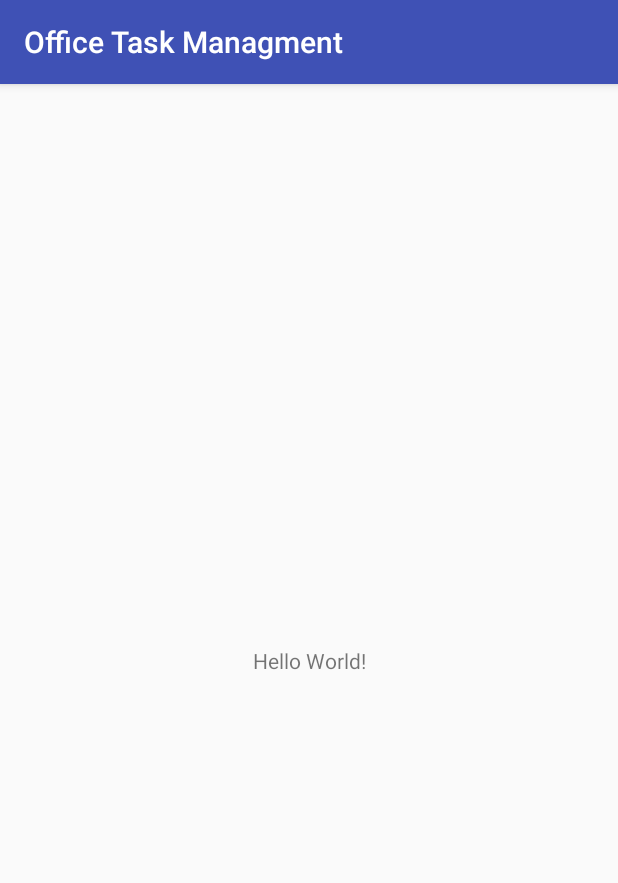
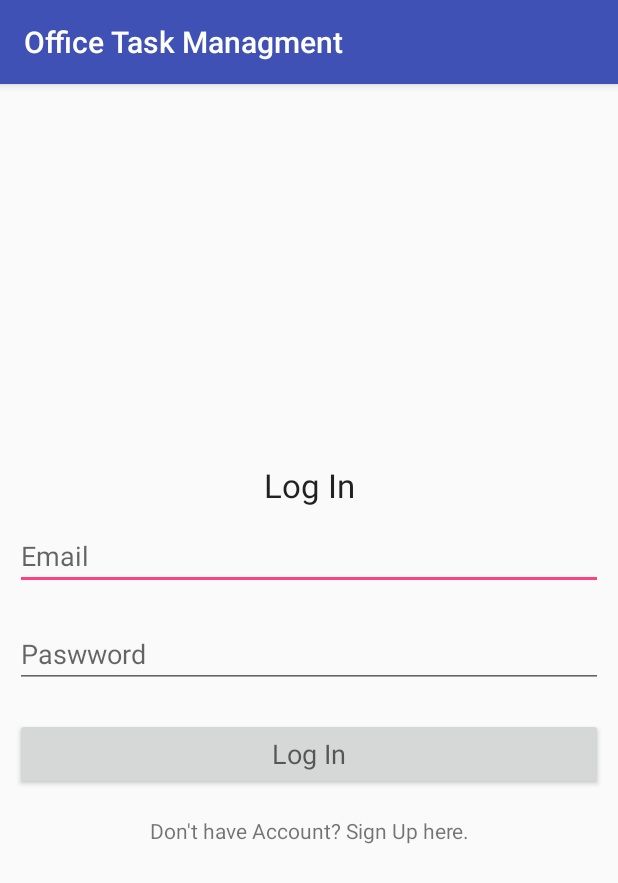
Before and after one commit to Siddharth1698/Office-Task-Managment, an Android app: the screen it shows after launch (MainActivity), on a phone screen of 412 x 824 dp. Shown: the top 883 px of the screen. Run offline under Robolectric (Android 15) with nearby library versions, the phone set to English and light mode, and no system bars.

Commit message:
Design Login Page

```diff
--- a/app/build.gradle
+++ b/app/build.gradle
@@ -25,4 +25,14 @@ dependencies {
     testImplementation 'junit:junit:4.12'
     androidTestImplementation 'com.android.support.test:runner:1.0.2'
     androidTestImplementation 'com.android.support.test.espresso:espresso-core:3.0.2'
+
+    compile 'com.android.support:design:27.1.1'
+    compile 'com.google.firebase:firebase-auth:10.0.1'
+    compile 'de.hdodenhof:circleimageview:2.1.0'
+    compile 'com.google.firebase:firebase-database:10.0.1'
+    compile 'com.google.firebase:firebase-core:10.0.1'
+    compile 'com.google.firebase:firebase-storage:10.0.1'
+    compile 'com.firebaseui:firebase-ui-database:0.4.0'
+    compile 'com.firebase:firebase-client-android:2.5.2'
+
 }
--- a/app/src/main/res/layout/activity_main.xml
+++ b/app/src/main/res/layout/activity_main.xml
@@ -1,18 +1,49 @@
 <?xml version="1.0" encoding="utf-8"?>
-<android.support.constraint.ConstraintLayout xmlns:android="http://schemas.android.com/apk/res/android"
+<LinearLayout xmlns:android="http://schemas.android.com/apk/res/android"
     xmlns:app="http://schemas.android.com/apk/res-auto"
     xmlns:tools="http://schemas.android.com/tools"
     android:layout_width="match_parent"
     android:layout_height="match_parent"
+    android:orientation="vertical"
+    android:gravity="center"
     tools:context=".MainActivity">
 
     <TextView
-        android:layout_width="wrap_content"
+        android:layout_width="match_parent"
         android:layout_height="wrap_content"
-        android:text="Hello World!"
-        app:layout_constraintBottom_toBottomOf="parent"
-        app:layout_constraintLeft_toLeftOf="parent"
-        app:layout_constraintRight_toRightOf="parent"
-        app:layout_constraintTop_toTopOf="parent" />
+        android:text="Log In"
+        android:gravity="center"
+        android:textAppearance="@style/TextAppearance.AppCompat.Large"/>
 
-</android.support.constraint.ConstraintLayout>
+    <EditText
+        android:layout_width="match_parent"
+        android:layout_height="wrap_content"
+        android:layout_margin="10dp"
+        android:hint="Email"
+        android:id="@+id/email_login"/>
+
+    <EditText
+        android:layout_width="match_parent"
+        android:layout_height="wrap_content"
+        android:layout_margin="10dp"
+        android:hint="Paswword"
+        android:inputType="textPassword"
+        android:id="@+id/password_login"/>
+
+    <Button
+        android:layout_width="match_parent"
+        android:layout_height="wrap_content"
+        android:layout_margin="10dp"
+        android:text="Log In"
+        android:id="@+id/login_btn"
+        android:textAppearance="@style/Base.TextAppearance.AppCompat.Medium"/>
+
+    <TextView
+        android:layout_width="match_parent"
+        android:layout_height="wrap_content"
+        android:text="Don't have Account? Sign Up here."
+        android:gravity="center"
+        android:padding="7dp"
+        android:textAppearance="@style/Base.TextAppearance.AppCompat.Small"
+        android:id="@+id/signup_txt"/>
+</LinearLayout>
```
